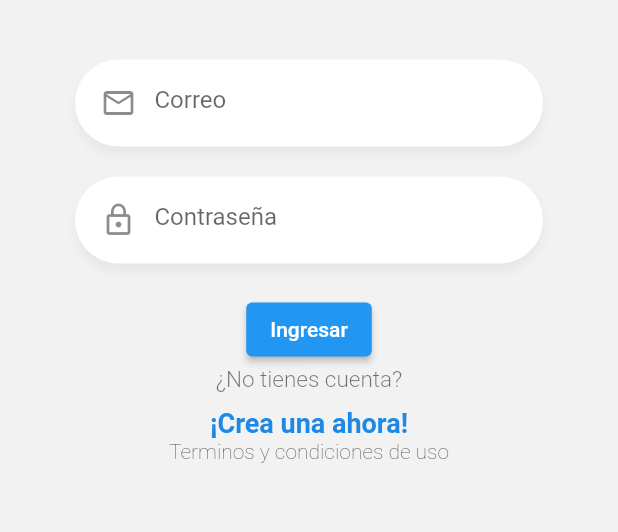
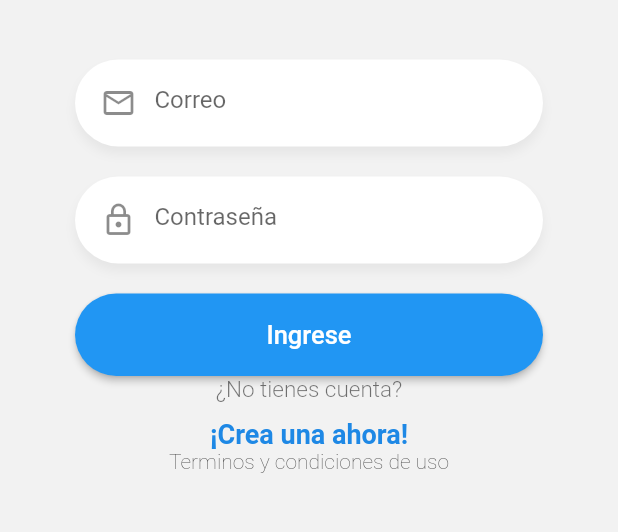
Before and after one commit to ferchodeleon/real_time_chat, a Flutter app: the screen it shows after launch, on a phone screen of 412 x 824 dp, the part 413-945 px from its top. Run offline on Flutter 3.47's test engine with Material 2 defaults, Android fonts, the phone set to English and light mode, and no system bars.

Commit message:
Add buttom blue in login page

```diff
--- a/lib/pages/login_page.dart
+++ b/lib/pages/login_page.dart
@@ -1,6 +1,7 @@
 import 'package:flutter/material.dart';
 import 'package:flutter_real_time_chat/widgets/Labels.dart';
 import 'package:flutter_real_time_chat/widgets/Logo.dart';
+import 'package:flutter_real_time_chat/widgets/bottom_blue.dart';
 import 'package:flutter_real_time_chat/widgets/custom_input.dart';
 
 class LoginPage extends StatelessWidget {
@@ -8,10 +9,12 @@ class LoginPage extends StatelessWidget {
 
   @override
   Widget build(BuildContext context) {
+    final controller = ScrollController();
     return Scaffold(
       backgroundColor: const Color(0xfff2f2f2),
       body: SafeArea(
         child: SingleChildScrollView(
+          controller: controller,
           child: Column(
             mainAxisAlignment: MainAxisAlignment.spaceBetween,
             children: const [
@@ -63,12 +66,9 @@ class __FormState extends State<_Form> {
           ),
           //TODO: Crear botón
 
-          ElevatedButton(
-            onPressed: () {
-              print(emailCtrl.text);
-              print(passCtrl.text);
-            },
-            child: const Text('Ingresar'),
+          BottomBlue(
+            titleButtom: 'Ingrese',
+            onPressed: () {},
           ),
         ],
       ),
```
